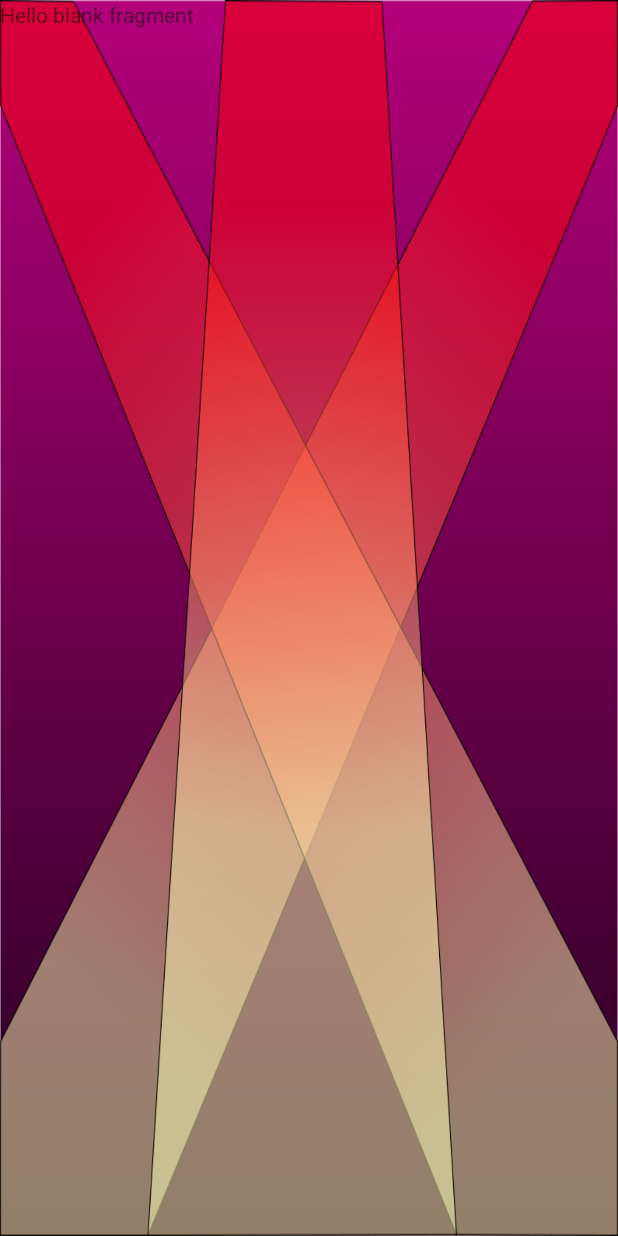
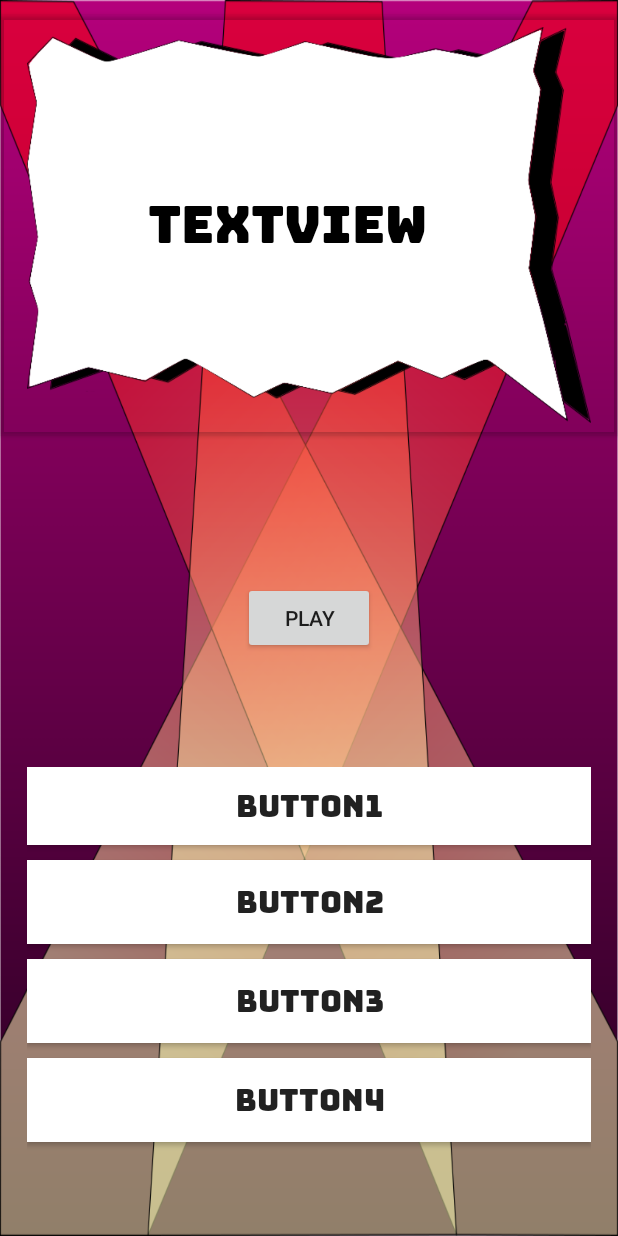
Before and after one commit to sourdonny/Practica2_DADM, an Android app: the fragment PreguntaAudio placed in its activity, on a phone screen of 412 x 824 dp. Run offline under Robolectric (Android 15) with nearby library versions, the phone set to English and light mode, and no system bars; our stand-ins replace Room's generated code; 1 statement that could not run was skipped.

Commit message:
Fragmento de preguntas de texto

```diff
--- a/app/src/main/java/com/example/practica1_dadm/MainActivity.java
+++ b/app/src/main/java/com/example/practica1_dadm/MainActivity.java
@@ -28,7 +28,10 @@ public class MainActivity extends AppCompatActivity {
         numPreguntas = getIntent().getStringExtra("numPreguntas");
         numPreguntas2 = getIntent().getIntExtra("numPreguntas", 5);
         titleMusic = MediaPlayer.create(MainActivity.this, R.raw.titlemusic);
-        titleMusic.start();
+
+        if(!titleMusic.isPlaying()){
+            titleMusic.start();
+        }
 
         jugar = findViewById(R.id.jugarButton);
         ajustes = findViewById(R.id.ajustesButton);
@@ -63,7 +66,6 @@ public class MainActivity extends AppCompatActivity {
         introducirNombre.putExtra("numPreguntas2", numPreguntas2);
         titleMusic.stop();
         startActivity(introducirNombre);
-        finish();
     }
 
     public void Ajustes(View view){
--- a/app/src/main/java/com/example/practica1_dadm/PreguntaAudio.java
+++ b/app/src/main/java/com/example/practica1_dadm/PreguntaAudio.java
@@ -1,18 +1,38 @@
 package com.example.practica1_dadm;
 
+import android.annotation.SuppressLint;
+import android.media.MediaPlayer;
 import android.os.Bundle;
 
 import androidx.fragment.app.Fragment;
+import androidx.fragment.app.FragmentManager;
 
+import android.os.Handler;
 import android.view.LayoutInflater;
 import android.view.View;
 import android.view.ViewGroup;
+import android.widget.Button;
+import android.widget.SeekBar;
 
 public class PreguntaAudio extends Fragment {
+
+    MediaPlayer audioQuestion;
+    Button play_pause;
+    FragmentManager fm;
+
     @Override
     public View onCreateView(LayoutInflater inflater, ViewGroup container,
                              Bundle savedInstanceState) {
+        View view = inflater.inflate(R.layout.fragment_pregunta_audio, container, false);
+
+        //audioQuestion = MediaPlayer.create(PreguntaAudio.this, R.raw.resultmusic);
+        play_pause = (Button) view.findViewById(R.id.playButton);
+
         // Inflate the layout for this fragment
-        return inflater.inflate(R.layout.fragment_pregunta_audio, container, false);
+        return view;
+    }
+
+    public void Play(View v){
+
     }
 }
--- a/app/src/main/res/layout/fragment_pregunta_audio.xml
+++ b/app/src/main/res/layout/fragment_pregunta_audio.xml
@@ -1,14 +1,105 @@
 <?xml version="1.0" encoding="utf-8"?>
 <FrameLayout xmlns:android="http://schemas.android.com/apk/res/android"
+    xmlns:app="http://schemas.android.com/apk/res-auto"
     xmlns:tools="http://schemas.android.com/tools"
     android:layout_width="match_parent"
     android:layout_height="match_parent"
     tools:context=".PreguntaAudio">
 
-    <!-- TODO: Update blank fragment layout -->
-    <TextView
+    <FrameLayout
         android:layout_width="match_parent"
-        android:layout_height="match_parent"
-        android:text="@string/hello_blank_fragment" />
+        android:layout_height="match_parent">
+
+        <androidx.cardview.widget.CardView
+            android:id="@+id/preguntaTextoCardView"
+            android:layout_width="match_parent"
+            android:layout_height="280dp"
+            android:translationY="10dp"
+            app:cardBackgroundColor="#00FFFFFF">
+
+            <ImageView
+                android:id="@+id/tituloImageView"
+                android:layout_width="wrap_content"
+                android:layout_height="264dp"
+                android:layout_gravity="center"
+                android:src="@drawable/questionbox" />
+
+            <TextView
+                android:id="@+id/tituloTextView"
+                android:layout_width="wrap_content"
+                android:layout_height="wrap_content"
+                android:layout_gravity="center"
+                android:fontFamily="@font/bungee"
+                android:text="TextView"
+                android:textAlignment="center"
+                android:textColor="#000000"
+                android:textSize="34sp"
+                android:translationX="-15dp" />
+
+        </androidx.cardview.widget.CardView>
+
+        <RadioGroup
+            android:layout_width="376dp"
+            android:layout_height="261dp"
+            android:layout_gravity="center"
+            android:translationX="0dp"
+            android:translationY="230dp">
+
+            <Button
+                android:id="@+id/respuesta1Button"
+                android:layout_width="match_parent"
+                android:layout_height="wrap_content"
+                android:layout_marginEnd="0dp"
+                android:layout_marginBottom="10dp"
+                android:background="#FFFFFF"
+                android:fontFamily="@font/bungee"
+                android:text="Button1"
+                android:textAppearance="@style/TextAppearance.AppCompat.Body2"
+                android:textSize="20sp" />
+
+            <Button
+                android:id="@+id/respuesta2Button"
+                android:layout_width="match_parent"
+                android:layout_height="56dp"
+                android:layout_marginStart="0dp"
+                android:layout_marginBottom="10dp"
+                android:background="#FFFFFF"
+                android:fontFamily="@font/bungee"
+                android:text="Button2"
+                android:textSize="20sp" />
+
+            <Button
+                android:id="@+id/respuesta3Button"
+                android:layout_width="match_parent"
+                android:layout_height="56dp"
+                android:layout_marginEnd="0dp"
+                android:layout_marginBottom="10dp"
+                android:background="#FFFFFF"
+                android:fontFamily="@font/bungee"
+                android:text="Button3"
+                android:textSize="20sp" />
+
+            <Button
+                android:id="@+id/respuesta4Button"
+                android:layout_width="match_parent"
+                android:layout_height="56dp"
+                android:layout_marginEnd="0dp"
+                android:layout_marginBottom="10dp"
+                android:background="#FFFFFF"
+                android:fontFamily="@font/bungee"
+                android:text="Button4"
+                android:textSize="20sp" />
+
+        </RadioGroup>
+
+        <Button
+            android:id="@+id/playButton"
+            android:layout_width="wrap_content"
+            android:layout_height="wrap_content"
+            android:layout_gravity="center"
+            android:gravity="center"
+            android:text="Play" />
+
+    </FrameLayout>
 
 </FrameLayout>
```
Also changed, not shown: app/src/main/res/layout/activity_name.xml (+20 -10 lines), app/src/main/res/layout/activity_result.xml (+16 -9 lines), app/src/main/res/layout/fragment_pregunta_texto.xml (+44 -40 lines).
